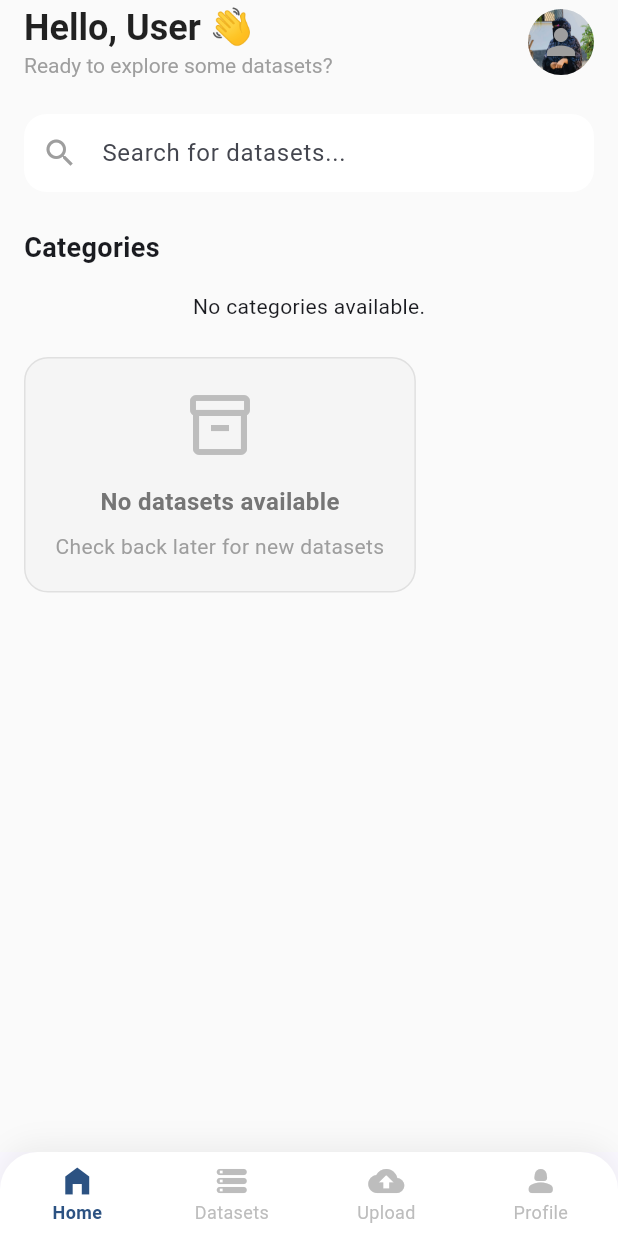
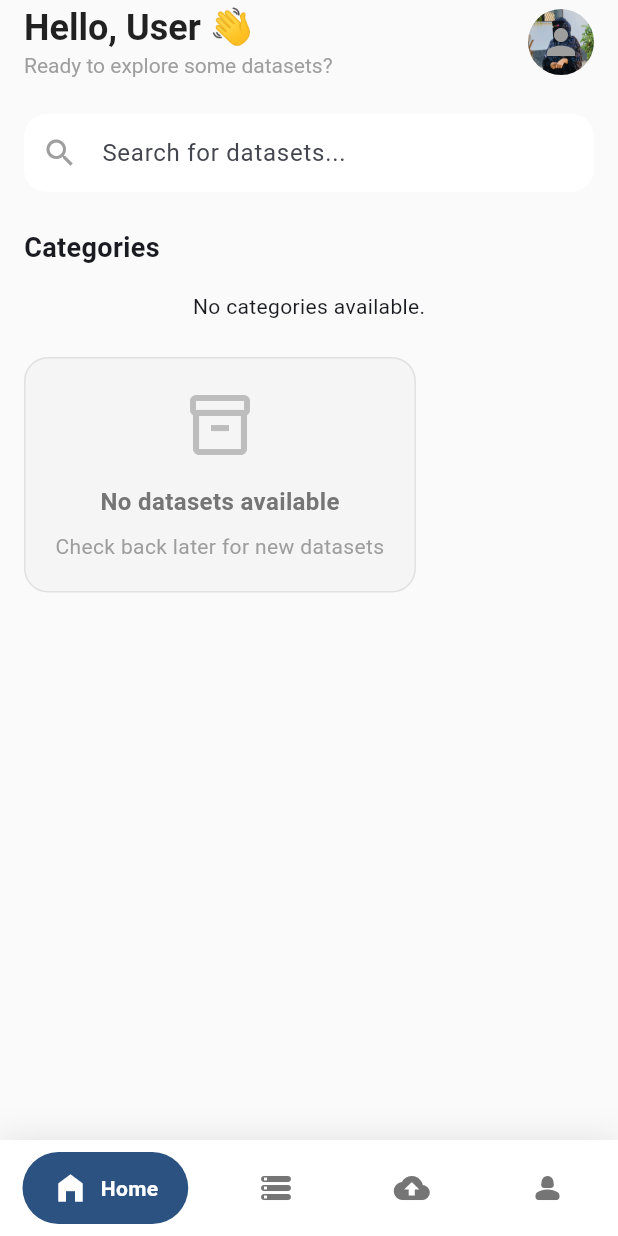
Before and after one commit to alidiamond1/final, a Flutter app: the HomeScreen screen opened directly, on a phone screen of 412 x 824 dp. Run offline on Flutter 3.47's test engine with Material 3 defaults, Android fonts, the phone set to English and light mode, and no system bars; drawn by our look-alikes of google_nav_bar; our stand-ins replace image_picker, permission_handler, shared_preferences; missing offline and left inert: flutter_downloader; accounts and stored records are empty; network calls fail; Roboto replaces fonts that are missing (Arial).

Commit message:
updated bottom navigation bar

```diff
--- a/mymobileapp/lib/home_screen.dart
+++ b/mymobileapp/lib/home_screen.dart
@@ -10,6 +10,7 @@ import 'profile_screen.dart';
 import 'upload_dataset_screen.dart';
 import 'services/auth_service.dart';
 import 'download_manager.dart';
+import 'package:google_nav_bar/google_nav_bar.dart';
 
 // Main Screen Widget that holds the Bottom Navigation Bar
 class HomeScreen extends StatefulWidget {
@@ -54,48 +55,57 @@ class _HomeScreenState extends State<HomeScreen> {
         index: _currentIndex,
         children: _pages,
       ),
-      bottomNavigationBar: _buildModernBottomNavBar(),
+      bottomNavigationBar: _buildGoogleNavBar(),
     );
   }
 
-  // Custom modern-looking Bottom Navigation Bar
-  Widget _buildModernBottomNavBar() {
+  Widget _buildGoogleNavBar() {
     return Container(
       decoration: BoxDecoration(
         color: Colors.white,
-        borderRadius: const BorderRadius.only(
-          topLeft: Radius.circular(25),
-          topRight: Radius.circular(25),
-        ),
         boxShadow: [
           BoxShadow(
-            color: Colors.grey.withOpacity(0.15),
-            blurRadius: 15,
-            offset: const Offset(0, -5),
-          ),
+            blurRadius: 20,
+            color: Colors.black.withOpacity(.1),
+          )
         ],
       ),
-      child: ClipRRect(
-        borderRadius: const BorderRadius.only(
-          topLeft: Radius.circular(25),
-          topRight: Radius.circular(25),
-        ),
-        child: BottomNavigationBar(
-          currentIndex: _currentIndex,
-          onTap: _onTabTapped,
-          backgroundColor: Colors.transparent,
-          elevation: 0,
-          type: BottomNavigationBarType.fixed,
-          selectedItemColor: const Color(0xFF2C5282), // A deep blue color
-          unselectedItemColor: Colors.grey.shade400,
-          selectedLabelStyle: const TextStyle(fontWeight: FontWeight.bold, fontSize: 12),
-          unselectedLabelStyle: const TextStyle(fontSize: 12),
-          items: const [
-            BottomNavigationBarItem(icon: Icon(Icons.home_filled), label: 'Home'),
-            BottomNavigationBarItem(icon: Icon(Icons.storage_rounded), label: 'Datasets'),
-            BottomNavigationBarItem(icon: Icon(Icons.cloud_upload_rounded), label: 'Upload'),
-            BottomNavigationBarItem(icon: Icon(Icons.person_2_rounded), label: 'Profile'),
-          ],
+      child: SafeArea(
+        child: Padding(
+          padding: const EdgeInsets.symmetric(horizontal: 15.0, vertical: 8),
+          child: GNav(
+            rippleColor: Colors.grey[300]!,
+            hoverColor: Colors.grey[100]!,
+            gap: 8,
+            activeColor: Colors.white,
+            iconSize: 24,
+            padding: const EdgeInsets.symmetric(horizontal: 20, vertical: 12),
+            duration: const Duration(milliseconds: 400),
+            tabBackgroundColor: const Color(0xFF2C5282), // Same deep blue color
+            color: Colors.grey.shade600,
+            tabs: const [
+              GButton(
+                icon: Icons.home_filled,
+                text: 'Home',
+              ),
+              GButton(
+                icon: Icons.storage_rounded,
+                text: 'Datasets',
+              ),
+              GButton(
+                icon: Icons.cloud_upload_rounded,
+                text: 'Upload',
+              ),
+              GButton(
+                icon: Icons.person_2_rounded,
+                text: 'Profile',
+              ),
+            ],
+            selectedIndex: _currentIndex,
+            onTabChange: (index) {
+              _onTabTapped(index);
+            },
+          ),
         ),
       ),
     );
--- a/mymobileapp/pubspec.yaml
+++ b/mymobileapp/pubspec.yaml
@@ -50,6 +50,7 @@ dependencies:
   dio: ^5.4.0  # Fast and powerful HTTP client for faster downloads
   flutter_downloader: ^1.11.5  # Native Android/iOS download manager
   permission_handler: ^11.3.0  # Runtime storage permission
+  google_nav_bar: ^5.0.7
   # file_saver: ^0.3.0  # Simple file saving across platforms
 
 
```
Also changed, not shown: mymobileapp/pubspec.lock.
